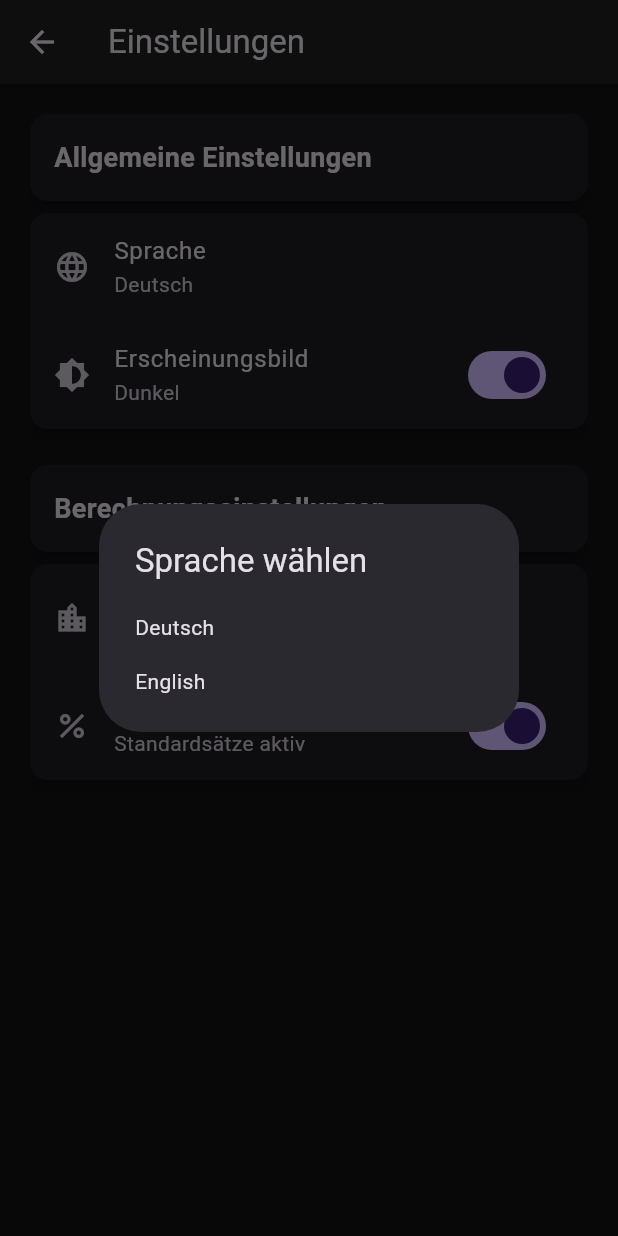
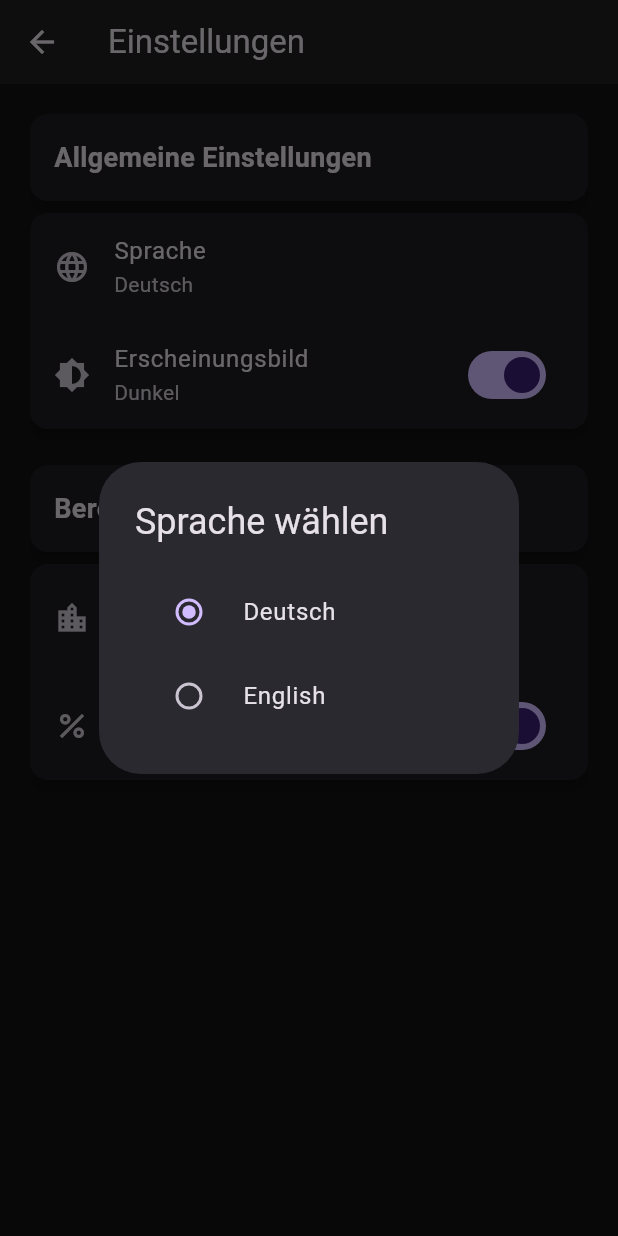
Before and after one commit to Cikle/lohnify, a Flutter app: the SettingsScreen screen opened directly, after a tap on "Sprache", on a phone screen of 412 x 824 dp. Run offline on Flutter 3.47's test engine with Material 3 defaults, Android fonts, the phone set to English and light mode, and no system bars; our stand-ins replace shared_preferences; accounts and stored records are empty.

Commit message:
fix: Update language settings and canton selection in settings page

```diff
--- a/lohnify/lib/screens/settings_screen.dart
+++ b/lohnify/lib/screens/settings_screen.dart
@@ -87,29 +87,39 @@ class _SettingsScreenState extends State<SettingsScreen> {
                   leading: const Icon(Icons.language),
                   title: const Text('Sprache'),
                   subtitle: Text(context.watch<LanguageService>().currentLanguage),
-                  onTap: () {
-                    showDialog(
+                  onTap: () async {
+                    final selectedLanguage = await showDialog<String>(
                       context: context,
-                      builder: (context) => SimpleDialog(
+                      builder: (context) => AlertDialog(
                         title: const Text('Sprache wählen'),
+                        content: Column(
+                          mainAxisSize: MainAxisSize.min,
                           children: [
-                          SimpleDialogOption(
-                            onPressed: () {
-                              context.read<LanguageService>().setLocale('de');
-                              Navigator.pop(context);
+                            RadioListTile<String>(
+                              title: const Text('Deutsch'),
+                              value: 'de',
+                              groupValue: context.read<LanguageService>().currentLocale.languageCode,
+                              onChanged: (value) {
+                                Navigator.pop(context, value);
                               },
-                            child: const Text('Deutsch'),
                             ),
-                          SimpleDialogOption(
-                            onPressed: () {
-                              context.read<LanguageService>().setLocale('en');
-                              Navigator.pop(context);
+                            RadioListTile<String>(
+                              title: const Text('English'),
+                              value: 'en',
+                              groupValue: context.read<LanguageService>().currentLocale.languageCode,
+                              onChanged: (value) {
+                                Navigator.pop(context, value);
                               },
-                            child: const Text('English'),
                             ),
                           ],
                         ),
+                      ),
                     );
+
+                    if (selectedLanguage != null) {
+                      if (!context.mounted) return;
+                      await context.read<LanguageService>().setLocale(selectedLanguage);
+                    }
                   },
                 ),
                 ListTile(
@@ -152,21 +162,15 @@ class _SettingsScreenState extends State<SettingsScreen> {
                       builder: (context) => SimpleDialog(
                         title: const Text('Kanton wählen'),
                         children: [
+                          ...ContributionRates.defaultCantons.entries.map((canton) =>
                             SimpleDialogOption(
                               onPressed: () {
-                              setState(() => _selectedCanton = 'ZH');
+                                setState(() => _selectedCanton = canton.key);
                                 Navigator.pop(context);
                               },
-                            child: const Text('Zürich (ZH)'),
+                              child: Text('${canton.value.name} (${canton.key})'),
                             ),
-                          SimpleDialogOption(
-                            onPressed: () {
-                              setState(() => _selectedCanton = 'BE');
-                              Navigator.pop(context);
-                            },
-                            child: const Text('Bern (BE)'),
-                          ),
-                          // Add more cantons as needed
+                          ).toList(),
                         ],
                       ),
                     );
--- a/lohnify/lib/services/language_service.dart
+++ b/lohnify/lib/services/language_service.dart
@@ -18,6 +18,9 @@ class LanguageService extends ChangeNotifier {
     _currentLocale = Locale(languageCode, languageCode == 'de' ? 'CH' : '');
     await _prefs.setString(_languageKey, languageCode);
     notifyListeners();
+
+    // Force rebuild of MaterialApp
+    WidgetsBinding.instance.handleLocaleChanged();
   }
 
   String get currentLanguage =>
```
Lines whose indentation alone changed are shown as unchanged.
